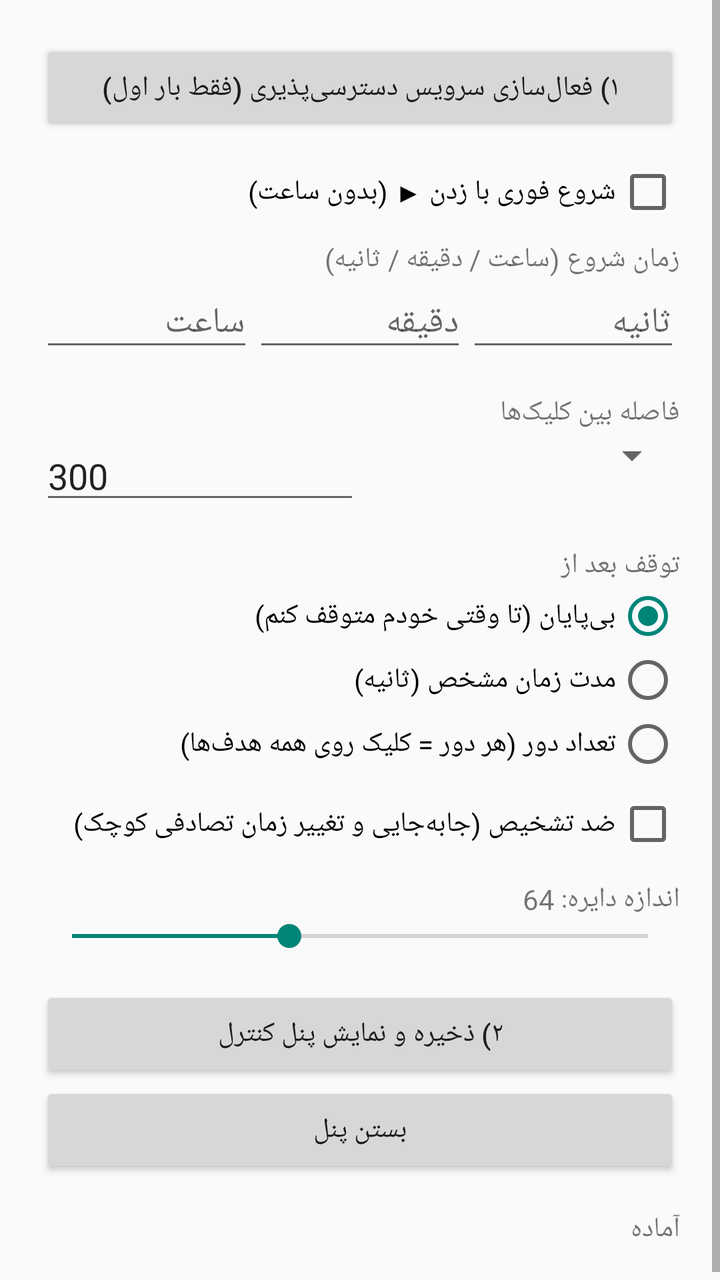
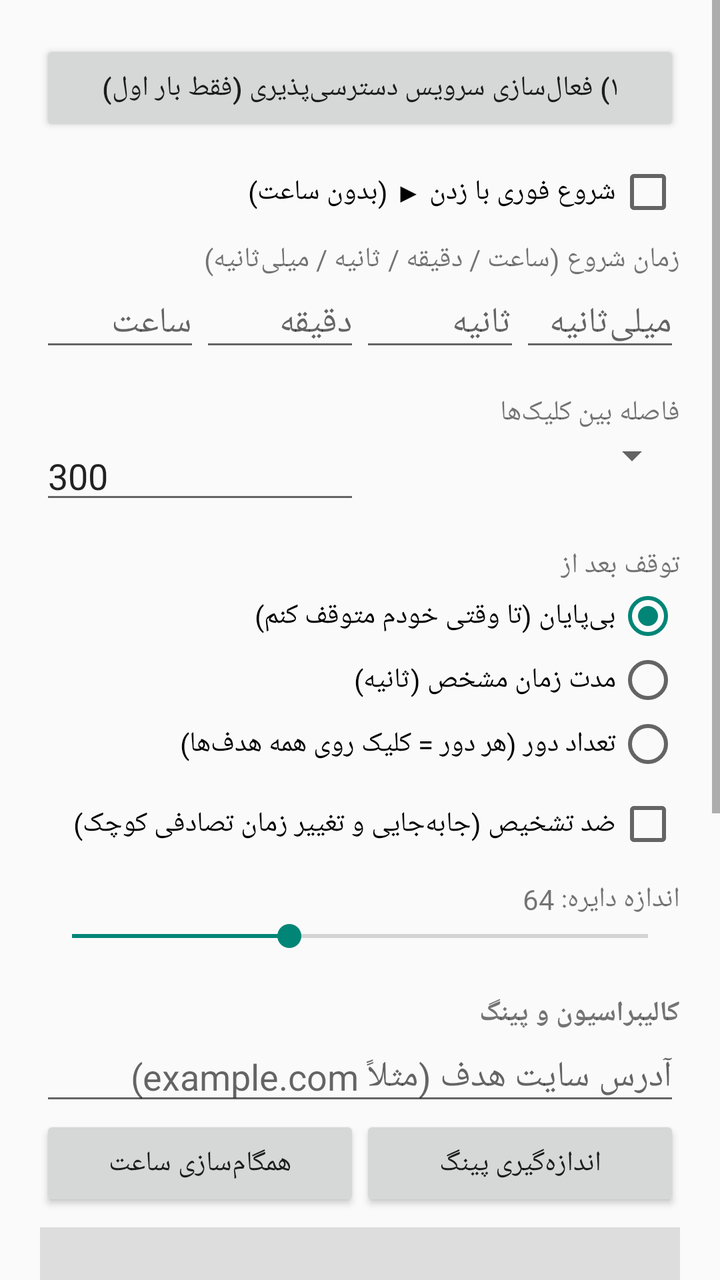

Compare the two renders of this Android layout. The source of the first and the diff that turns it into the second are given below.
<!-- AndroidManifest.xml: application theme android:Theme.Material.Light.DarkActionBar -->
<!-- res/layout/activity_main.xml -->
<?xml version="1.0" encoding="utf-8"?>
<ScrollView xmlns:android="http://schemas.android.com/apk/res/android"
    android:layout_width="match_parent" android:layout_height="match_parent">
<LinearLayout
    android:layout_width="match_parent" android:layout_height="wrap_content"
    android:orientation="vertical" android:padding="20dp"
    android:layoutDirection="rtl">

    <Button android:id="@+id/btnAccess" android:layout_width="match_parent"
        android:layout_height="wrap_content" android:text="۱) فعال‌سازی سرویس دسترسی‌پذیری (فقط بار اول)" />

    <CheckBox android:id="@+id/cbNow" android:layout_width="wrap_content"
        android:layout_height="wrap_content" android:layout_marginTop="12dp"
        android:text="شروع فوری با زدن ▶ (بدون ساعت)" />

    <TextView android:layout_width="wrap_content" android:layout_height="wrap_content"
        android:layout_marginTop="8dp" android:text="زمان شروع (ساعت / دقیقه / ثانیه)" />
    <LinearLayout android:layout_width="match_parent" android:layout_height="wrap_content"
        android:orientation="horizontal" android:layoutDirection="ltr">
        <EditText android:id="@+id/etHour" android:layout_width="0dp" android:layout_weight="1"
            android:layout_height="wrap_content" android:hint="ساعت" android:inputType="number" />
        <EditText android:id="@+id/etMin" android:layout_width="0dp" android:layout_weight="1"
            android:layout_height="wrap_content" android:hint="دقیقه" android:inputType="number" />
        <EditText android:id="@+id/etSec" android:layout_width="0dp" android:layout_weight="1"
            android:layout_height="wrap_content" android:hint="ثانیه" android:inputType="number" />
    </LinearLayout>

    <TextView android:layout_width="wrap_content" android:layout_height="wrap_content"
        android:layout_marginTop="16dp" android:text="فاصله بین کلیک‌ها" />
    <LinearLayout android:layout_width="match_parent" android:layout_height="wrap_content"
        android:orientation="horizontal" android:layoutDirection="ltr">
        <EditText android:id="@+id/etInterval" android:layout_width="0dp" android:layout_weight="1"
            android:layout_height="wrap_content" android:inputType="numberDecimal" android:text="300" />
        <Spinner android:id="@+id/spUnit" android:layout_width="0dp" android:layout_weight="1"
            android:layout_height="wrap_content" />
    </LinearLayout>

    <TextView android:layout_width="wrap_content" android:layout_height="wrap_content"
        android:layout_marginTop="16dp" android:text="توقف بعد از" />
    <RadioGroup android:id="@+id/rgStop" android:layout_width="match_parent"
        android:layout_height="wrap_content" android:orientation="vertical">
        <RadioButton android:id="@+id/rbForever" android:layout_width="wrap_content"
            android:layout_height="wrap_content" android:checked="true" android:text="بی‌پایان (تا وقتی خودم متوقف کنم)" />
        <RadioButton android:id="@+id/rbDuration" android:layout_width="wrap_content"
            android:layout_height="wrap_content" android:text="مدت زمان مشخص (ثانیه)" />
        <RadioButton android:id="@+id/rbCount" android:layout_width="wrap_content"
            android:layout_height="wrap_content" android:text="تعداد دور (هر دور = کلیک روی همه هدف‌ها)" />
    </RadioGroup>
    <EditText android:id="@+id/etStopValue" android:layout_width="match_parent"
        android:layout_height="wrap_content" android:inputType="number" android:visibility="gone" />

    <CheckBox android:id="@+id/cbAnti" android:layout_width="wrap_content"
        android:layout_height="wrap_content" android:layout_marginTop="8dp"
        android:text="ضد تشخیص (جابه‌جایی و تغییر زمان تصادفی کوچک)" />

    <TextView android:id="@+id/tvSize" android:layout_width="wrap_content"
        android:layout_height="wrap_content" android:layout_marginTop="12dp" android:text="اندازه دایره: 64" />
    <SeekBar android:id="@+id/sbSize" android:layout_width="match_parent"
        android:layout_height="wrap_content" android:max="90" android:progress="34"
        android:layoutDirection="ltr" />

    <Button android:id="@+id/btnSave" android:layout_width="match_parent"
        android:layout_height="wrap_content" android:layout_marginTop="16dp"
        android:text="۲) ذخیره و نمایش پنل کنترل" />
    <Button android:id="@+id/btnClosePanel" android:layout_width="match_parent"
        android:layout_height="wrap_content" android:text="بستن پنل" />

    <TextView android:id="@+id/tvStatus" android:layout_width="match_parent"
        android:layout_height="wrap_content" android:layout_marginTop="16dp" android:text="آماده" />
</LinearLayout>
</ScrollView>
<!-- resources referenced by this layout -->
<resources>

</resources>

<!-- the commit's change to res/layout/activity_main.xml (unified diff, before → after) -->
@@ -14,7 +14,7 @@
         android:text="شروع فوری با زدن ▶ (بدون ساعت)" />
 
     <TextView android:layout_width="wrap_content" android:layout_height="wrap_content"
-        android:layout_marginTop="8dp" android:text="زمان شروع (ساعت / دقیقه / ثانیه)" />
+        android:layout_marginTop="8dp" android:text="زمان شروع (ساعت / دقیقه / ثانیه / میلی‌ثانیه)" />
     <LinearLayout android:layout_width="match_parent" android:layout_height="wrap_content"
         android:orientation="horizontal" android:layoutDirection="ltr">
         <EditText android:id="@+id/etHour" android:layout_width="0dp" android:layout_weight="1"
@@ -23,6 +23,8 @@
             android:layout_height="wrap_content" android:hint="دقیقه" android:inputType="number" />
         <EditText android:id="@+id/etSec" android:layout_width="0dp" android:layout_weight="1"
             android:layout_height="wrap_content" android:hint="ثانیه" android:inputType="number" />
+        <EditText android:id="@+id/etMs" android:layout_width="0dp" android:layout_weight="1"
+            android:layout_height="wrap_content" android:hint="میلی‌ثانیه" android:inputType="number" />
     </LinearLayout>
 
     <TextView android:layout_width="wrap_content" android:layout_height="wrap_content"
@@ -59,6 +61,31 @@
         android:layout_height="wrap_content" android:max="90" android:progress="34"
         android:layoutDirection="ltr" />
 
+    <TextView android:layout_width="wrap_content" android:layout_height="wrap_content"
+        android:layout_marginTop="20dp" android:textStyle="bold" android:text="کالیبراسیون و پینگ" />
+    <EditText android:id="@+id/etHost" android:layout_width="match_parent"
+        android:layout_height="wrap_content" android:hint="آدرس سایت هدف (مثلاً example.com)"
+        android:inputType="textUri" android:layoutDirection="ltr" />
+    <LinearLayout android:layout_width="match_parent" android:layout_height="wrap_content"
+        android:orientation="horizontal">
+        <Button android:id="@+id/btnPing" android:layout_width="0dp" android:layout_weight="1"
+            android:layout_height="wrap_content" android:text="اندازه‌گیری پینگ" />
+        <Button android:id="@+id/btnSync" android:layout_width="0dp" android:layout_weight="1"
+            android:layout_height="wrap_content" android:text="همگام‌سازی ساعت" />
+    </LinearLayout>
+    <TextView android:id="@+id/padCalib" android:layout_width="match_parent"
+        android:layout_height="80dp" android:layout_marginTop="8dp" android:gravity="center"
+        android:background="#DDDDDD" android:text="ناحیه تست کالیبراسیون" />
+    <Button android:id="@+id/btnCalib" android:layout_width="match_parent"
+        android:layout_height="wrap_content" android:text="کالیبراسیون تأخیر کلیک" />
+    <CheckBox android:id="@+id/cbPingComp" android:layout_width="wrap_content"
+        android:layout_height="wrap_content" android:text="جبران پینگ: شروع زودتر به اندازه نصف پینگ" />
+    <EditText android:id="@+id/etEarly" android:layout_width="match_parent"
+        android:layout_height="wrap_content" android:hint="زودتر کلیک کن (میلی‌ثانیه، دستی)"
+        android:inputType="numberDecimal" />
+    <TextView android:id="@+id/tvCalib" android:layout_width="match_parent"
+        android:layout_height="wrap_content" android:layout_marginTop="6dp" android:text="" />
+
     <Button android:id="@+id/btnSave" android:layout_width="match_parent"
         android:layout_height="wrap_content" android:layout_marginTop="16dp"
         android:text="۲) ذخیره و نمایش پنل کنترل" />
